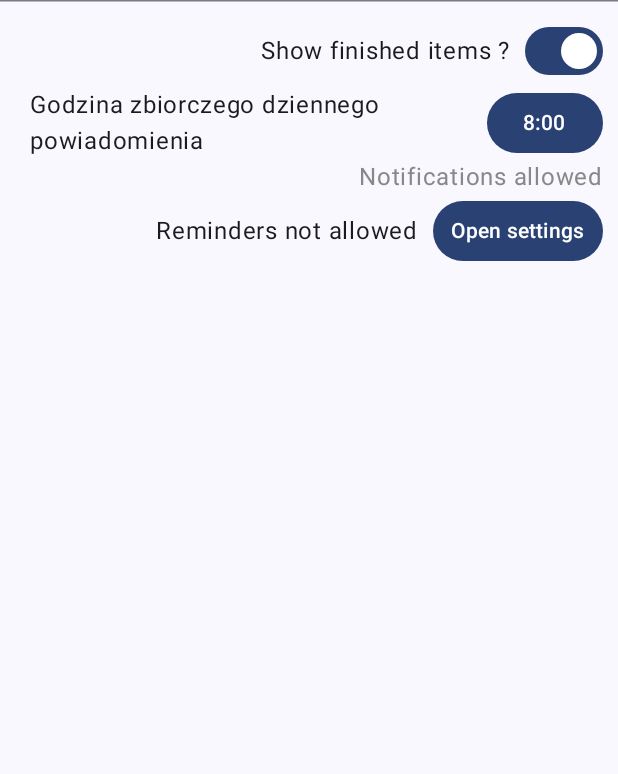
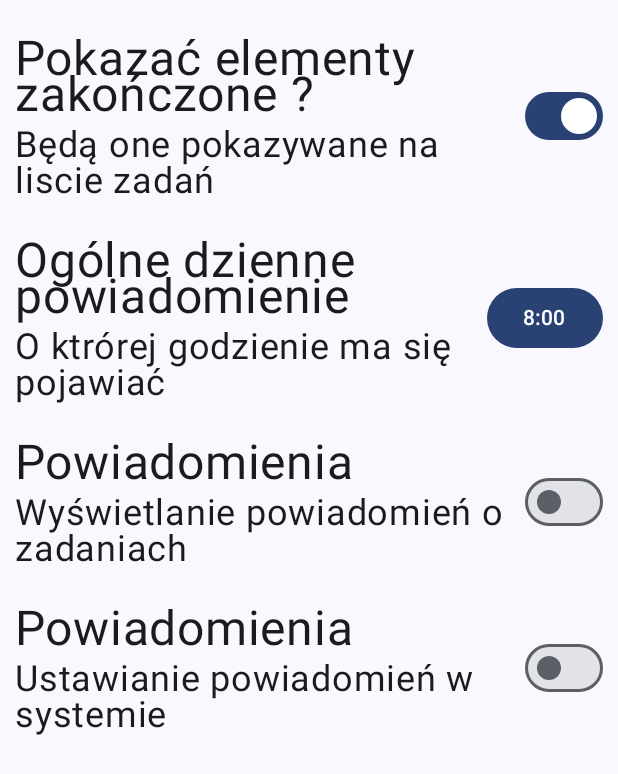
Before and after one commit to slaszu/android_todolist, an Android app built with Jetpack Compose: the @Preview function TodoListSettingPreview, on a phone screen of 412 x 824 dp. Shown: the top 774 px of the screen. Run offline under Robolectric (Android 15) with nearby library versions, the phone set to English and light mode, and no system bars.

Commit message:
setting new look

```diff
--- a/app/build.gradle.kts
+++ b/app/build.gradle.kts
@@ -61,6 +61,10 @@ android {
 
 dependencies {
 
+//    implementation("androidx.activity:activity-ktx:1.10.0")
+//    implementation("androidx.fragment:fragment-ktx:1.8.5")
+
+
     implementation(libs.androidx.room.runtime)
     annotationProcessor(libs.androidx.room.compiler)
     kapt(libs.androidx.room.compiler)
--- a/app/src/main/java/pl/slaszu/todoapp/ui/element/setting/SettingScreen.kt
+++ b/app/src/main/java/pl/slaszu/todoapp/ui/element/setting/SettingScreen.kt
@@ -1,18 +1,14 @@
 package pl.slaszu.todoapp.ui.element.setting
 
-import androidx.compose.foundation.layout.Arrangement
 import androidx.compose.foundation.layout.Column
 import androidx.compose.foundation.layout.Row
 import androidx.compose.foundation.layout.fillMaxWidth
 import androidx.compose.foundation.layout.padding
 import androidx.compose.material3.Button
-import androidx.compose.material3.ButtonDefaults
 import androidx.compose.material3.ExperimentalMaterial3Api
-import androidx.compose.material3.HorizontalDivider
 import androidx.compose.material3.Scaffold
 import androidx.compose.material3.Switch
 import androidx.compose.material3.Text
-import androidx.compose.material3.TextButton
 import androidx.compose.material3.rememberTimePickerState
 import androidx.compose.runtime.Composable
 import androidx.compose.runtime.getValue
@@ -21,11 +17,10 @@ import androidx.compose.runtime.remember
 import androidx.compose.runtime.setValue
 import androidx.compose.ui.Alignment
 import androidx.compose.ui.Modifier
-import androidx.compose.ui.graphics.Color
-import androidx.compose.ui.res.stringResource
 import androidx.compose.ui.tooling.preview.Preview
+import androidx.compose.ui.unit.TextUnit
+import androidx.compose.ui.unit.TextUnitType
 import androidx.compose.ui.unit.dp
-import pl.slaszu.todoapp.R
 import pl.slaszu.todoapp.domain.Setting
 import pl.slaszu.todoapp.ui.element.form.TimeDialogModel
 import pl.slaszu.todoapp.ui.theme.TodoAppTheme
@@ -62,16 +57,11 @@ fun SettingScreen(
     }
 
     Column(modifier = Modifier.padding(10.dp)) {
-        Row(
-            verticalAlignment = Alignment.CenterVertically,
-            horizontalArrangement = Arrangement.End,
-            modifier = Modifier.fillMaxWidth()
+
+        SettingOption(
+            text = "Pokazać elementy zakończone ?",
+            description = "Będą one pokazywane na liscie zadań"
         ) {
-
-            Text(
-                text = stringResource(R.string.setting_show_done),
-                modifier = Modifier.padding(10.dp, 0.dp)
-            )
             Switch(
                 checked = setting.showDone,
                 onCheckedChange = { change ->
@@ -80,18 +70,10 @@ fun SettingScreen(
             )
         }
 
-        Row(
-            verticalAlignment = Alignment.CenterVertically,
-            horizontalArrangement = Arrangement.End,
-            modifier = Modifier.fillMaxWidth()
+        SettingOption(
+            text = "Ogólne dzienne powiadomienie",
+            description = "O ktrórej godzienie ma się pojawiać"
         ) {
-
-            Text(
-                text = "Godzina zbiorczego dziennego powiadomienia",
-                modifier = Modifier
-                    .padding(10.dp, 0.dp)
-                    .weight(0.8f)
-            )
             Button(
                 onClick = { chooseTimeDialog = true }
             ) {
@@ -103,63 +85,59 @@ fun SettingScreen(
             }
         }
 
-
-        Row(
-            verticalAlignment = Alignment.CenterVertically,
-            horizontalArrangement = Arrangement.End,
-            modifier = Modifier.fillMaxWidth()
+        SettingOption(
+            text = "Powiadomienia",
+            description = "Wyświetlanie powiadomień o zadaniach"
         ) {
 
-            if (setting.notificationAllowed) {
-                Text(
-                    text = "Notifications allowed",
-                    color = Color.Gray
+            Switch(
+                checked = setting.notificationAllowed,
+                onCheckedChange = { onNotificationClick() }
             )
-            } else {
-                Text(
-                    text = "Notification not allowed",
-                    modifier = Modifier.padding(10.dp, 0.dp)
-                )
-                TextButton(
-                    onClick = onNotificationClick,
-                    colors = ButtonDefaults.buttonColors()
+        }
+
+
+        SettingOption(
+            text = "Powiadomienia",
+            description = "Ustawianie powiadomień w systemie"
         ) {
-                    Text(
-                        text = "Open settings"
+
+            Switch(
+                checked = setting.reminderAllowed,
+                onCheckedChange = { onReminderClick() }
             )
         }
     }
 }
 
+@Composable
+private fun SettingOption(
+    text: String,
+    description: String,
+    content: @Composable () -> Unit
+) {
     Row(
         verticalAlignment = Alignment.CenterVertically,
-            horizontalArrangement = Arrangement.End,
-            modifier = Modifier.fillMaxWidth()
+        modifier = Modifier
+            .fillMaxWidth()
+            .padding(0.dp, 10.dp)
     ) {
 
-            if (setting.reminderAllowed) {
-                Text(
-                    text = "Reminders allowed",
-                    color = Color.Gray
-                )
-            } else {
-                Text(
-                    text = "Reminders not allowed",
-                    modifier = Modifier.padding(10.dp, 0.dp)
-                )
-                TextButton(
-                    onClick = onReminderClick,
-                    colors = ButtonDefaults.buttonColors()
+        Column(
+            modifier = Modifier.weight(0.9f)
         ) {
             Text(
-                        text = "Open settings"
+                text = text,
+                fontSize = TextUnit(4f, TextUnitType.Em),
+
+                )
+            Text(
+                text = description,
+                fontSize = TextUnit(3f, TextUnitType.Em),
             )
         }
+        content()
     }
-        }
-    }
-
-    HorizontalDivider()
 }
 
 @Preview
@@ -168,7 +146,7 @@ fun TodoListSettingPreview() {
     TodoAppTheme {
         Scaffold() { it ->
             SettingScreen(
-                setting = Setting(true, true, reminderAllowed = false),
+                setting = Setting(true, false, reminderAllowed = false),
                 onChange = {},
                 onNotificationClick = {},
                 onReminderClick = {},
```
Lines whose indentation alone changed are shown as unchanged.
